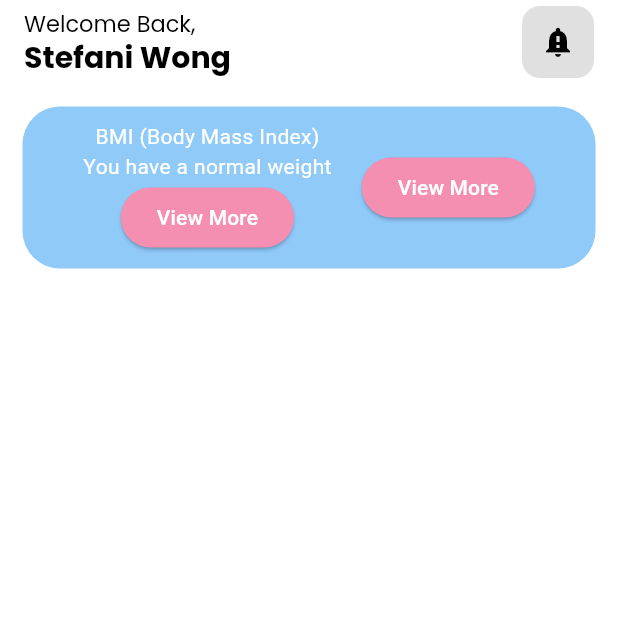
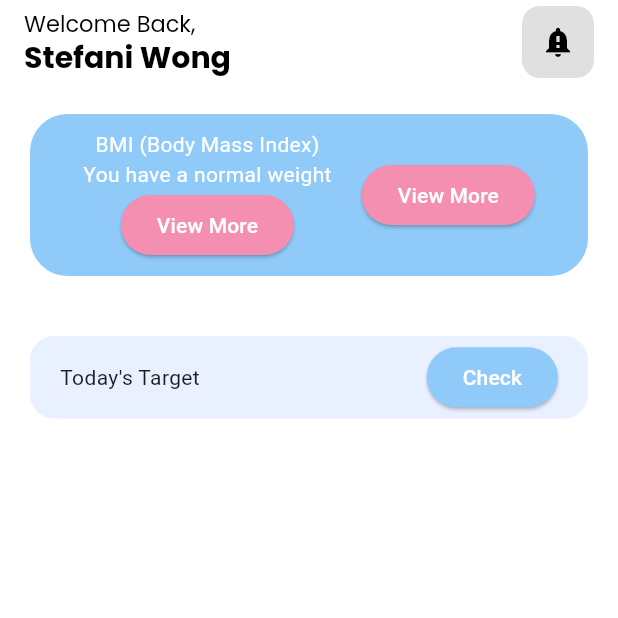
Before and after one commit to vLSunny/Pemrograman-Mobile, a Flutter app: the HomeContentScreen screen opened directly, on a phone screen of 412 x 824 dp, the top half of it. Run offline on Flutter 3.47's test engine with Material 3 defaults, Android fonts, the phone set to English and light mode, and no system bars; our stand-ins replace convex_bottom_bar, google_fonts.

Commit message:
Updated Code

```diff
--- a/lib/screens/home_content_screen.dart
+++ b/lib/screens/home_content_screen.dart
@@ -63,7 +63,7 @@ class _HomeContentScreenState extends State<HomeContentScreen> {
             children: [
 
               Padding(
-                padding: EdgeInsets.all(15.0),
+                padding: EdgeInsets.all(20.0),
                 child: Container(
                   decoration: BoxDecoration(
                     borderRadius: BorderRadius.circular(25),
@@ -136,6 +136,44 @@ class _HomeContentScreenState extends State<HomeContentScreen> {
                 ),
               ),
 
+              Padding(
+                padding: EdgeInsets.all(20.0),
+                child: Container(
+                  height: 55,
+                  decoration: BoxDecoration(
+                    color: Color(0xFFE9F0FF),
+                    borderRadius: BorderRadius.circular(16),
+                  ),
+                  child: Row(
+                    mainAxisAlignment: MainAxisAlignment.spaceBetween,
+                    children: [
+
+                      Padding(
+                        padding: EdgeInsets.fromLTRB(20, 0, 0, 0),
+                        child: Text("Today's Target"),
+                      ),
+                      Padding(
+                        padding: EdgeInsets.fromLTRB(0, 0, 20, 0),
+                        child: ElevatedButton(
+                          //style: ButtonStyle(backgroundColor: Colors.blue[200]),
+                          style: ButtonStyle(
+                            backgroundColor: MaterialStateProperty.all(Colors.blue[200]),
+                          ),
+                          onPressed: () {},
+                            child: Text("Check",
+                              style: TextStyle(
+                                color: Colors.white,
+                              ),
+                            ),
+                        ),
+                      ),
+
+
+                    ],
+                  ),
+                ),
+              ),
+
             ],
           ),
         ),
--- a/lib/screens/login_screen.dart
+++ b/lib/screens/login_screen.dart
@@ -151,7 +151,7 @@ class _LoginScreenState extends State<LoginScreen> {
                     child: DecoratedBox(
                       decoration: BoxDecoration(
                         gradient: LinearGradient(
-                          colors: [Color(0xFF9B51E0), Color(0xFF5B67FF)],
+                          colors: [Color(0xFF97B3FE), Color(0xFF9AC2FF)],
                         ),
                         borderRadius: BorderRadius.circular(40),
                       ),
--- a/lib/screens/registration_screen.dart
+++ b/lib/screens/registration_screen.dart
@@ -202,7 +202,7 @@ class _RegistrationScreenState extends State<RegistrationScreen> {
                     child: DecoratedBox(
                       decoration: BoxDecoration(
                         gradient: LinearGradient(
-                          colors: [Color(0xFF9B51E0), Color(0xFF5B67FF)],
+                          colors: [Color(0xFF97B3FE), Color(0xFF9AC2FF)],
                         ),
                         borderRadius: BorderRadius.circular(40),
                       ),
--- a/lib/screens/splash_screen1.dart
+++ b/lib/screens/splash_screen1.dart
@@ -19,7 +19,8 @@ class _SplashScreen1State extends State<SplashScreen1> {
         Container(
           decoration: BoxDecoration(
             gradient: LinearGradient(
-              colors: [Color(0xFF9B51E0), Color(0xFF5B67FF)],
+              //colors: [Color(0xFF9B51E0), Color(0xFF5B67FF)],
+              colors: [Color(0xFF97B3FE), Color(0xFF9AC2FF)],
               begin: Alignment.topCenter,
               end: Alignment.bottomCenter,
             ),
@@ -104,7 +105,7 @@ class _SplashScreen1State extends State<SplashScreen1> {
                       child: ShaderMask(
                         shaderCallback: (bounds) => LinearGradient(
                           //colors: [Color(0xFF9B51E0), Color(0xFF5B67FF)],
-                          colors: [Color(0xFF97B3FE), Color(0xFF9AC2FF), Color(0xFF000000)],
+                          colors: [Color(0xFF97B3FE), Color(0xFF9AC2FF)],
                         ).createShader(Rect.fromLTRB(0, 0, bounds.width, bounds.height),),
                         child: Text("Get Started",
                           style: TextStyle(
--- a/lib/screens/splash_screen2.dart
+++ b/lib/screens/splash_screen2.dart
@@ -71,11 +71,13 @@ class _SplashScreen2State extends State<SplashScreen2> {
           Padding(
             padding: EdgeInsets.only(left: 10.0, right: 10.0, bottom: 30.0),
             child: SizedBox(
+              height: 55,
               width: double.infinity,
               child: DecoratedBox(
                 decoration: BoxDecoration(
                   gradient: LinearGradient(
-                    colors: [Color(0xFF9B51E0), Color(0xFF5B67FF)],
+                    //colors: [Color(0xFF9B51E0), Color(0xFF5B67FF)],
+                    colors: [Color(0xFF97B3FE), Color(0xFF9AC2FF)],
                     begin: Alignment.topLeft,
                     end: Alignment.bottomRight,
                   ),
--- a/lib/screens/welcome_screen.dart
+++ b/lib/screens/welcome_screen.dart
@@ -33,7 +33,7 @@ class _WelcomeScreenState extends State<WelcomeScreen> {
                       height: 250,
                       child: ClipRRect(
                         borderRadius: BorderRadius.circular(40.0),
-                        child: Image(image: NetworkImage("https://i.pinimg.com/736x/53/3c/36/533c36cee771767ce29da6fdf1a9e225.jpg"),
+                        child: Image(image: AssetImage("assets/images/welcomeimage.png"),
                           fit: BoxFit.cover,
                         ),
                       ),
@@ -77,11 +77,13 @@ class _WelcomeScreenState extends State<WelcomeScreen> {
               child: Align(
                 alignment: Alignment.bottomCenter,
                 child: SizedBox(
+                  height: 55,
                   width: double.infinity,
                   child: DecoratedBox(
                     decoration: BoxDecoration(
                       gradient: LinearGradient(
-                        colors: [Color(0xFF9B51E0), Color(0xFF5B67FF)],
+                        //colors: [Color(0xFF9B51E0), Color(0xFF5B67FF)],
+                        colors: [Color(0xFF97B3FE), Color(0xFF9AC2FF)],
                       ),
                       borderRadius: BorderRadius.circular(40.0),
                     ),
--- a/pubspec.yaml
+++ b/pubspec.yaml
@@ -61,9 +61,8 @@ flutter:
   uses-material-design: true
 
   # To add assets to your application, add an assets section, like this:
-  # assets:
-  #   - images/a_dot_burr.jpeg
-  #   - images/a_dot_ham.jpeg
+  assets:
+    - images/
 
   # An image asset can refer to one or more resolution-specific "variants", see
   # https://flutter.dev/to/resolution-aware-images
```
Also changed, not shown: assets/images/welcomeimage.png (added).
